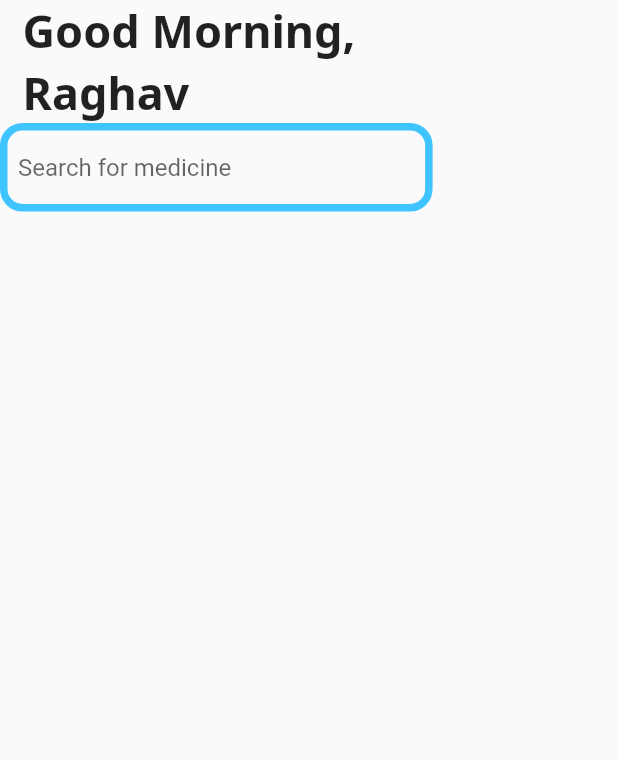
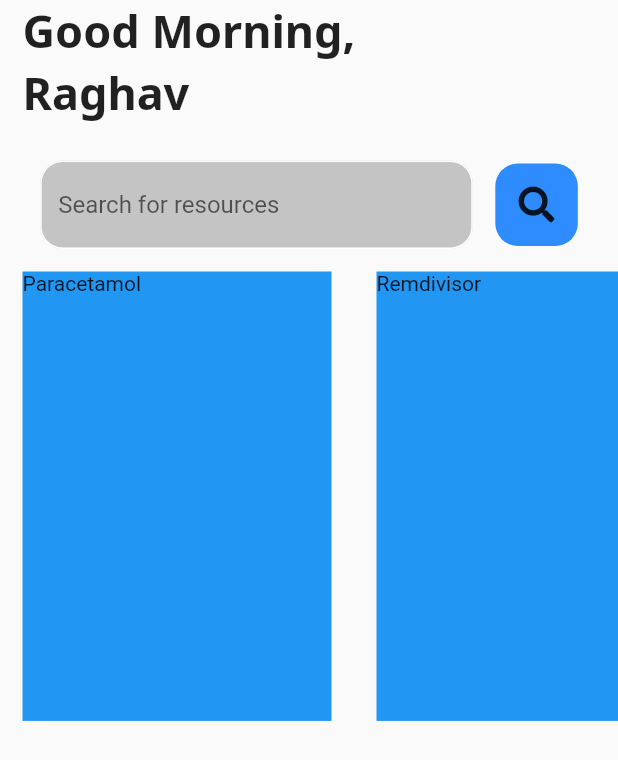
Before and after one commit to raghavguptaeng/Comm-Resources, a Flutter app: the screen it shows after launch, on a phone screen of 412 x 824 dp. Shown: the top 760 px of the screen. Run offline on Flutter 3.47's test engine with Material 2 defaults, Android fonts, the phone set to English and light mode, and no system bars; our stand-ins replace font_awesome_flutter, google_fonts.

Commit message:
medicine cards added

```diff
--- a/lib/screens/MainScreen.dart
+++ b/lib/screens/MainScreen.dart
@@ -1,5 +1,8 @@
 import 'package:comm_resources/constants.dart';
+import 'package:flutter/cupertino.dart';
 import 'package:flutter/material.dart';
+import 'package:flutter/rendering.dart';
+import 'package:font_awesome_flutter/font_awesome_flutter.dart';
 
 class MainScreen extends StatefulWidget {
   const MainScreen({Key key}) : super(key: key);
@@ -9,6 +12,25 @@ class MainScreen extends StatefulWidget {
 }
 
 class _MainScreenState extends State<MainScreen> {
+  var resoures = {
+    'medicine':[
+      {
+        'name':'Paracetamol',
+        'quantity':60,
+        'average price':5.55
+      },
+      {
+        'name':'Remdivisor',
+        'quantity':900,
+        'average price':69.420
+      },
+      {
+        'name':'Dolo',
+        'quantity':69,
+        'average price':955.42
+      }
+    ]
+  };
   @override
   Widget build(BuildContext context) {
     return Scaffold(
@@ -16,32 +38,71 @@ class _MainScreenState extends State<MainScreen> {
         child: ListView(
           children: [
             Greeting(),
-            Row(
+            SizedBox(height: 25,),
+            seachArea(context),
+            SizedBox(
+              height: MediaQuery.of(context).size.height*0.40,
+              child: ListView.builder(
+                  scrollDirection:Axis.horizontal,
+                  itemCount: resoures['medicine'].length,
+                  itemBuilder: (BuildContext context,int index){
+                    return Container(
+                      margin: EdgeInsets.all(15),
+                      width: MediaQuery.of(context).size.width*0.50,
+                      decoration: BoxDecoration(
+                          color: Colors.blue
+                      ),
+                      child: Text(resoures['medicine'][index]['name']),
+                    );
+                  }
+              ),
+            )
+          ],
+        ),
+      ),
+    );
+  }
+
+  Row seachArea(BuildContext context) {
+    return Row(
+            mainAxisAlignment: MainAxisAlignment.center,
             children: [
               Container(
+                decoration: BoxDecoration(
+                  color: Color(0xFFC4C4C4),
+                  borderRadius: BorderRadius.circular(15)
+                ),
                 width: MediaQuery.of(context).size.width*0.70,
                 child: TextField(
                   decoration: new InputDecoration(
                     fillColor: Colors.grey,
                     focusedBorder: OutlineInputBorder(
-                        borderSide: BorderSide(
-                            color: Colors.lightBlueAccent, width: 5.0),
                       borderRadius: BorderRadius.circular(15),
                     ),
                     enabledBorder: OutlineInputBorder(
                       borderSide: BorderSide(
-                            color: Colors.lightBlueAccent, width: 5.0),
+                          color: Colors.white, width: 1.0),
                       borderRadius: BorderRadius.circular(15),
                     ),
-                      hintText: 'Search for medicine',
+                    hintText: 'Search for resources',
                   ),
                 ),
               ),
-              ],
+              SizedBox(
+                width: 15,
+              ),
+              GestureDetector(
+                child: Container(
+                  height: 55,
+                  width: 55,
+                  decoration: BoxDecoration(
+                    color:Color(0xFF2E8CFF),
+                    borderRadius: BorderRadius.circular(15)
+                  ),
+                  child: Icon(FontAwesomeIcons.search),
+                ),
               )
             ],
-        ),
-      ),
           );
   }
 }
@@ -71,3 +132,9 @@ class Greeting extends StatelessWidget {
     );
   }
 }
+
+/*
+Container(
+              child:
+            ),
+ */
--- a/pubspec.yaml
+++ b/pubspec.yaml
@@ -29,6 +29,7 @@ dependencies:
   # Use with the CupertinoIcons class for iOS style icons.
   cupertino_icons: ^1.0.2
   google_fonts: ^2.0.0
+  font_awesome_flutter: ^9.0.0
 
 dev_dependencies:
   flutter_test:
```
Also changed, not shown: pubspec.lock. Lines whose indentation alone changed are shown as unchanged.
